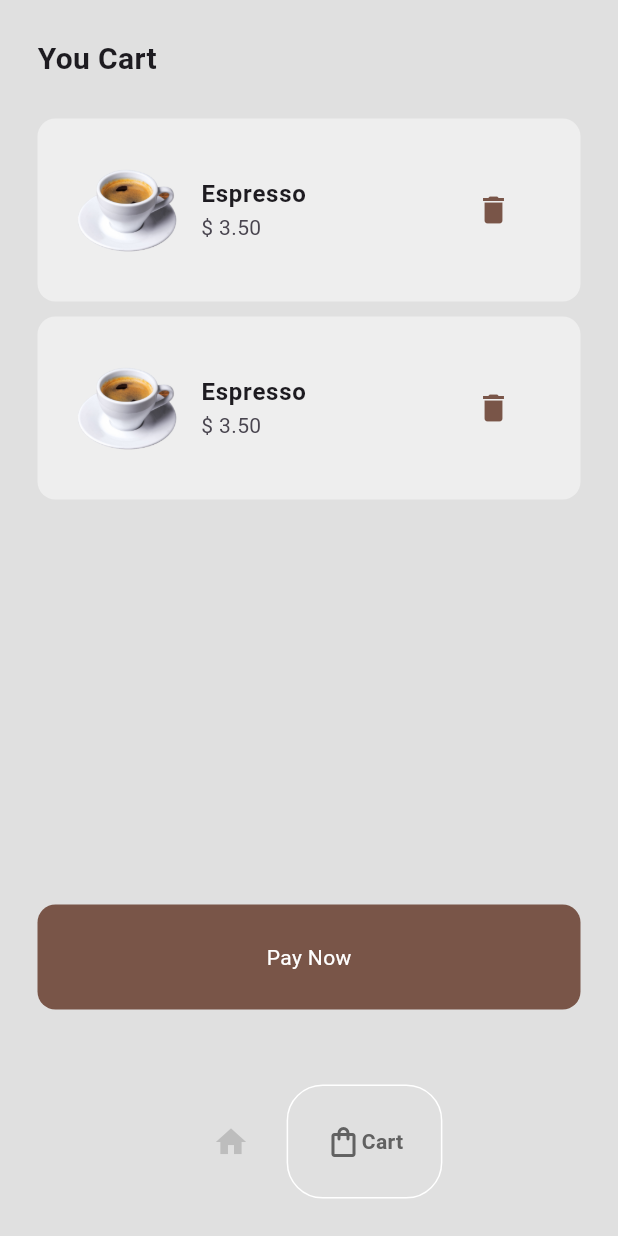
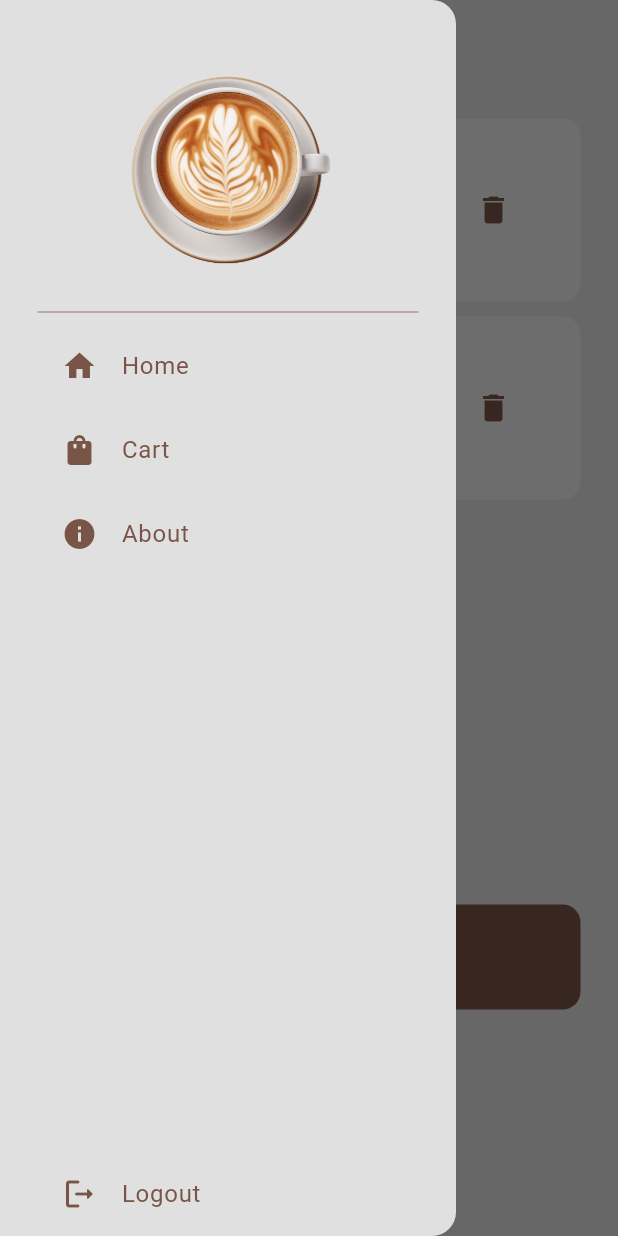
Before and after one commit to takumade/coffee, a Flutter app: the HomePage screen opened directly, item 2 of the bottom bar chosen, with the side drawer open (before the commit the screen has no drawer), on a phone screen of 412 x 824 dp. Run offline on Flutter 3.47's test engine with Material 3 defaults, Android fonts, the phone set to English and light mode, and no system bars; drawn by our look-alikes of google_nav_bar; missing offline and left inert: choice.

```diff
--- a/lib/pages/home_page.dart
+++ b/lib/pages/home_page.dart
@@ -1,4 +1,5 @@
 import 'package:coffee_app/const.dart';
+import 'package:coffee_app/navigators/app_drawer.dart';
 import 'package:coffee_app/navigators/bottom_nav_bar.dart';
 import 'package:coffee_app/pages/cart_page.dart';
 import 'package:coffee_app/pages/shop_page.dart';
@@ -33,6 +34,7 @@ class _HomePageState extends State<HomePage> {
         onTabChange: (index) => navigateBottomBar(index),
       ),
       body: _pages[_selectedIndex],
+      drawer: AppDrawer(),
     );
   }
 }
```
